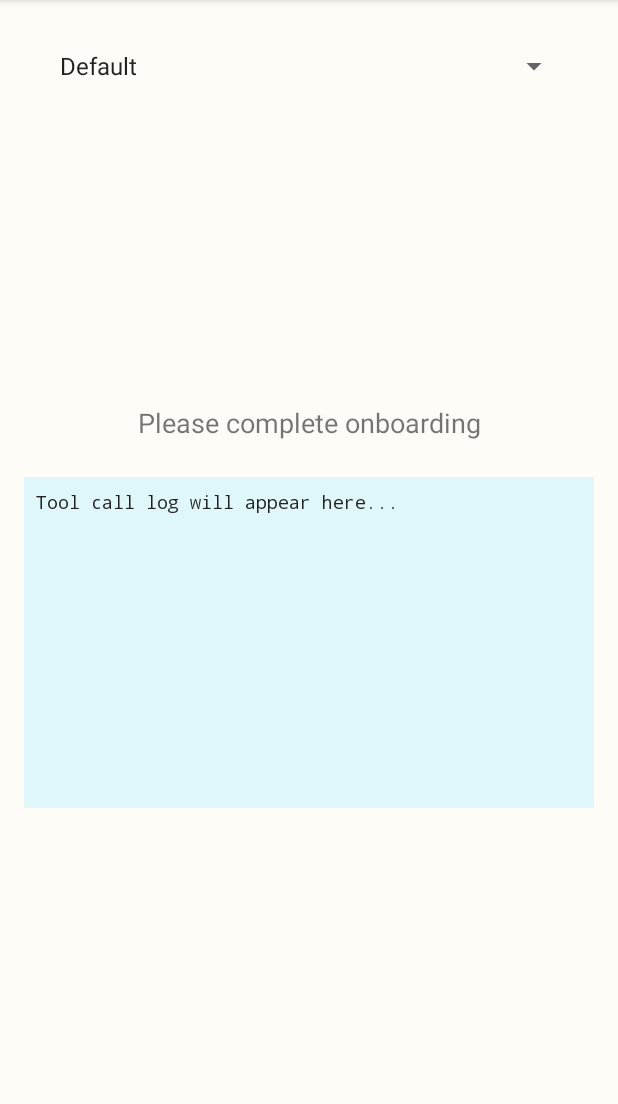
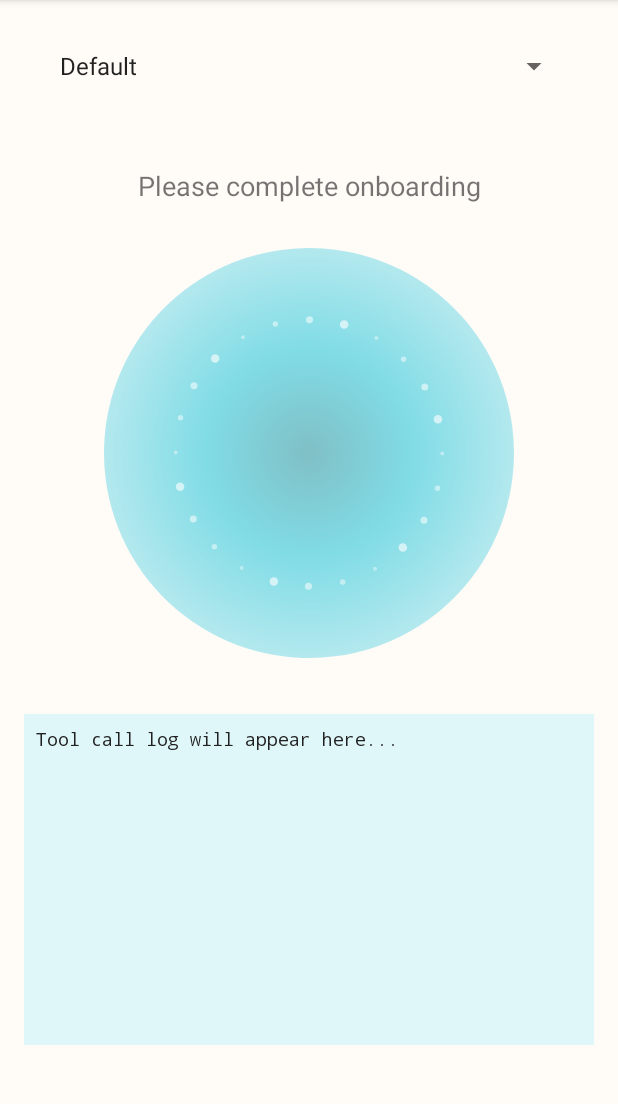
Before and after one commit to mrsheepuk/ha-live, an Android app: the MainActivity screen opened directly, with no data from a screen before it, on a phone screen of 412 x 824 dp, the part 84-1188 px from its top. Run offline under Robolectric (Android 15) with nearby library versions, the phone set to English and light mode, and no system bars; 5 statements that could not run were skipped.

Commit message:
Add animated audio visualizer to chat interface
Implements an abstract, state-driven visual element that provides engaging
feedback during voice conversations without requiring direct audio access.

Changes:
- Created AudioVisualizerView.kt with particle system, rotating gradient,
  pulsing orb, and concentric glow halos
- Added visualizer to activity_main.xml (300dp, centered)
- Resized chat button from 200x200dp to 280x56dp landscape rectangle
- Wired visualizer state changes to UI state in MainActivity.kt

Visual States:
- DORMANT: Slow pulse (3s), 50% opacity when chat is inactive
- ACTIVE: Medium pulse (2s), full opacity during conversation
- EXECUTING: Fast pulse (1.2s), color shift when executing tools

Performance optimized with pre-allocated Paint objects, no per-frame
allocations, targeting 60fps on mid-range devices.

```diff
--- /dev/null
+++ b/app/app/src/main/java/uk/co/mrsheep/halive/ui/AudioVisualizerView.kt
@@ -0,0 +1,489 @@
+package uk.co.mrsheep.halive.ui
+
+import android.content.Context
+import android.graphics.Canvas
+import android.graphics.Color
+import android.graphics.Paint
+import android.graphics.RadialGradient
+import android.graphics.Shader
+import android.os.SystemClock
+import android.util.AttributeSet
+import android.util.TypedValue
+import android.view.View
+import androidx.core.graphics.ColorUtils
+import kotlin.math.PI
+import kotlin.math.cos
+import kotlin.math.sin
+
+/**
+ * Animation state enum for the visualizer.
+ */
+enum class VisualizerState {
+    /** Slow pulse (3s), minimal movement, desaturated colors, 50% opacity */
+    DORMANT,
+
+    /** Medium pulse (2s), steady particle orbit, full color, 100% opacity */
+    ACTIVE,
+
+    /** Fast pulse (1.2s), faster particles, color shift toward accent, 100% opacity */
+    EXECUTING
+}
+
+/**
+ * AudioVisualizerView is a custom View that displays an animated audio visualization.
+ *
+ * The visualizer features:
+ * - A rotating radial gradient background
+ * - 2-3 concentric pulsing glow halos
+ * - 24 particles orbiting in a ring with varying speeds and sizes
+ * - A central pulsing orb as the focal point
+ *
+ * Supports three animation states (DORMANT, ACTIVE, EXECUTING) that control:
+ * - Pulse speed (3s → 2s → 1.2s cycle)
+ * - Particle movement speed
+ * - Color saturation and opacity
+ * - Overall visual intensity
+ *
+ * Optimized for 60fps with pre-allocated Paint objects and efficient animation
+ * using postInvalidateOnAnimation() and SystemClock.elapsedRealtime().
+ */
+class AudioVisualizerView @JvmOverloads constructor(
+    context: Context,
+    attrs: AttributeSet? = null,
+    defStyleAttr: Int = 0
+) : View(context, attrs, defStyleAttr) {
+
+    // ===================== State =====================
+
+    private var currentState = VisualizerState.DORMANT
+
+    /**
+     * Sets the animation state of the visualizer.
+     *
+     * @param state The new [VisualizerState] to transition to.
+     */
+    fun setState(state: VisualizerState) {
+        currentState = state
+        invalidate()
+    }
+
+    // ===================== Particle Data Model =====================
+
+    /**
+     * Data class representing a particle in the orbital ring.
+     *
+     * @property angle Current rotation angle in radians
+     * @property distance Normalized distance from center (0.0 - 1.0)
+     * @property speed Angular velocity multiplier for this particle
+     * @property size Radius of the particle in pixels
+     * @property alpha Opacity of the particle (0.0 - 1.0)
+     */
+    data class Particle(
+        var angle: Float = 0f,
+        var distance: Float = 0f,
+        var speed: Float = 0f,
+        var size: Float = 0f,
+        var alpha: Float = 0.5f
+    )
+
+    // ===================== Pre-allocated Paint Objects =====================
+
+    private lateinit var paintPrimary: Paint
+    private lateinit var paintPrimaryLight: Paint
+    private lateinit var paintPrimaryDark: Paint
+    private lateinit var paintAccent: Paint
+    private lateinit var paintParticle: Paint
+    private lateinit var paintOrbBackground: Paint
+    private lateinit var paintOrbForeground: Paint
+    private lateinit var paintGradientBg: Paint
+    private lateinit var paintHalo1: Paint
+    private lateinit var paintHalo2: Paint
+    private lateinit var paintHalo3: Paint
+    private lateinit var paintOrbHighlight: Paint
+
+    private var colorPrimary: Int = Color.BLUE
+    private var colorPrimaryLight: Int = Color.CYAN
+    private var colorPrimaryDark: Int = Color.DKGRAY
+    private var colorAccent: Int = Color.YELLOW
+
+    // ===================== Particles =====================
+
+    private val particles = MutableList(24) { index ->
+        Particle(
+            angle = (index / 24f) * 2f * PI.toFloat(),
+            distance = 0.4f,
+            speed = 0.5f + (index % 3) * 0.15f,
+            size = 4f + (index % 4) * 1.5f,
+            alpha = 0.4f + (index % 4) * 0.075f
+        )
+    }
+
+    // ===================== Animation Management =====================
+
+    private var startTimeMs: Long = 0
+    private var isAnimating = false
+
+    private val baseSize = TypedValue.applyDimension(
+        TypedValue.COMPLEX_UNIT_DIP,
+        300f,
+        resources.displayMetrics
+    )
+
+    // ===================== Initialization =====================
+
+    init {
+        initializePaints()
+        resolveThemeColors()
+    }
+
+    /**
+     * Initializes all Paint objects used in rendering.
+     * This is done once in init to avoid per-frame allocations.
+     */
+    private fun initializePaints() {
+        paintPrimary = Paint(Paint.ANTI_ALIAS_FLAG).apply {
+            style = Paint.Style.FILL
+            color = colorPrimary
+        }
+
+        paintPrimaryLight = Paint(Paint.ANTI_ALIAS_FLAG).apply {
+            style = Paint.Style.FILL
+            color = colorPrimaryLight
+        }
+
+        paintPrimaryDark = Paint(Paint.ANTI_ALIAS_FLAG).apply {
+            style = Paint.Style.FILL
+            color = colorPrimaryDark
+        }
+
+        paintAccent = Paint(Paint.ANTI_ALIAS_FLAG).apply {
+            style = Paint.Style.FILL
+            color = colorAccent
+        }
+
+        paintParticle = Paint(Paint.ANTI_ALIAS_FLAG).apply {
+            style = Paint.Style.FILL
+            color = Color.WHITE
+            alpha = 128
+        }
+
+        paintOrbBackground = Paint(Paint.ANTI_ALIAS_FLAG).apply {
+            style = Paint.Style.FILL
+            color = colorPrimaryLight
+        }
+
+        paintOrbForeground = Paint(Paint.ANTI_ALIAS_FLAG).apply {
+            style = Paint.Style.FILL
+            color = colorPrimary
+        }
+
+        paintGradientBg = Paint(Paint.ANTI_ALIAS_FLAG).apply {
+            style = Paint.Style.FILL
+        }
+
+        paintHalo1 = Paint(Paint.ANTI_ALIAS_FLAG).apply {
+            style = Paint.Style.STROKE
+            strokeWidth = 3f
+        }
+
+        paintHalo2 = Paint(Paint.ANTI_ALIAS_FLAG).apply {
+            style = Paint.Style.STROKE
+            strokeWidth = 3f
+        }
+
+        paintHalo3 = Paint(Paint.ANTI_ALIAS_FLAG).apply {
+            style = Paint.Style.STROKE
+            strokeWidth = 3f
+        }
+
+        paintOrbHighlight = Paint(Paint.ANTI_ALIAS_FLAG).apply {
+            style = Paint.Style.FILL
+        }
+    }
+
+    /**
+     * Resolves colors from the theme and creates lighter/darker variants.
+     * Falls back to default colors if theme colors are not available.
+     */
+    private fun resolveThemeColors() {
+        val ta = context.obtainStyledAttributes(
+            intArrayOf(
+                android.R.attr.colorPrimary,
+                android.R.attr.colorAccent
+            )
+        )
+
+        colorPrimary = ta.getColor(0, Color.BLUE)
+        colorAccent = ta.getColor(1, Color.YELLOW)
+        ta.recycle()
+
+        // Create lighter and darker variants using ColorUtils
+        colorPrimaryLight = ColorUtils.blendARGB(colorPrimary, Color.WHITE, 0.4f)
+        colorPrimaryDark = ColorUtils.blendARGB(colorPrimary, Color.BLACK, 0.3f)
+
+        // Update paints with resolved colors
+        paintPrimary.color = colorPrimary
+        paintPrimaryLight.color = colorPrimaryLight
+        paintPrimaryDark.color = colorPrimaryDark
+        paintAccent.color = colorAccent
+        paintOrbBackground.color = colorPrimaryLight
+        paintOrbForeground.color = colorPrimary
+    }
+
+    // ===================== Lifecycle Management =====================
+
+    override fun onAttachedToWindow() {
+        super.onAttachedToWindow()
+        startTimeMs = SystemClock.elapsedRealtime()
+        isAnimating = true
+        postInvalidateOnAnimation()
+    }
+
+    override fun onDetachedFromWindow() {
+        super.onDetachedFromWindow()
+        isAnimating = false
+    }
+
+    // ===================== Measurement =====================
+
+    override fun onMeasure(widthMeasureSpec: Int, heightMeasureSpec: Int) {
+        val desiredSize = baseSize.toInt() + paddingLeft + paddingRight
+        val width = resolveSize(desiredSize, widthMeasureSpec)
+        val height = resolveSize(desiredSize, heightMeasureSpec)
+        setMeasuredDimension(width, height)
+    }
+
+    // ===================== Drawing =====================
+
+    override fun onDraw(canvas: Canvas) {
+        super.onDraw(canvas)
+
+        if (!isAnimating) return
+
+        val centerX = width / 2f
+        val centerY = height / 2f
+        val radius = (width.coerceAtMost(height) / 2f) - 20f
+
+        val elapsedMs = SystemClock.elapsedRealtime() - startTimeMs
+        val elapsedSeconds = elapsedMs / 1000f
+
+        // Get state parameters based on current animation state
+        val stateParams = getStateParameters(currentState)
+
+        // Draw visual elements in order
+        drawRotatingBackground(canvas, centerX, centerY, radius, elapsedSeconds, stateParams.opacity)
+        drawGlowHalos(
+            canvas, centerX, centerY, radius, elapsedSeconds,
+            stateParams.pulseFrequency, stateParams.opacity
+        )
+        drawParticles(
+            canvas, centerX, centerY, radius * 0.65f,
+            elapsedSeconds, stateParams.particleSpeed, stateParams.opacity, stateParams.colorBlend
+        )
+        drawCentralOrb(
+            canvas, centerX, centerY, elapsedSeconds,
+            stateParams.pulseFrequency, stateParams.opacity, stateParams.colorBlend
+        )
+
+        if (isAnimating) {
+            postInvalidateOnAnimation()
+        }
+    }
+
+    /**
+     * Gets animation parameters based on the current state.
+     *
+     * @param state The current [VisualizerState]
+     * @return A [StateParameters] object containing pulse frequency, particle speed, opacity, and color blend
+     */
+    private fun getStateParameters(state: VisualizerState): StateParameters {
+        return when (state) {
+            VisualizerState.DORMANT -> StateParameters(
+                pulseFrequency = 3f,
+                particleSpeed = 0.1f,
+                opacity = 0.5f,
+                colorBlend = 0f
+            )
+            VisualizerState.ACTIVE -> StateParameters(
+                pulseFrequency = 2f,
+                particleSpeed = 1f,
+                opacity = 1f,
+                colorBlend = 0f
+            )
+            VisualizerState.EXECUTING -> StateParameters(
+                pulseFrequency = 1.2f,
+                particleSpeed = 1.5f,
+                opacity = 1f,
+                colorBlend = 0.3f
+            )
+        }
+    }
+
+    /**
+     * Draws the rotating radial gradient background.
+     */
+    private fun drawRotatingBackground(
+        canvas: Canvas,
+        centerX: Float,
+        centerY: Float,
+        radius: Float,
+        elapsedSeconds: Float,
+        opacity: Float
+    ) {
+        val rotation = (elapsedSeconds * 10f) % 360f
+
+        val shader = RadialGradient(
+            centerX, centerY, radius,
+            intArrayOf(
+                applyOpacity(colorPrimaryDark, opacity),
+                applyOpacity(colorPrimary, opacity),
+                applyOpacity(colorPrimaryLight, opacity)
+            ),
+            floatArrayOf(0f, 0.5f, 1f),
+            Shader.TileMode.CLAMP
+        )
+
+        canvas.save()
+        canvas.rotate(rotation, centerX, centerY)
+        paintGradientBg.shader = shader
+        canvas.drawCircle(centerX, centerY, radius, paintGradientBg)
+        canvas.restore()
+    }
+
+    /**
+     * Draws 2-3 concentric pulsing glow halos around the center.
+     */
+    private fun drawGlowHalos(
+        canvas: Canvas,
+        centerX: Float,
+        centerY: Float,
+        maxRadius: Float,
+        elapsedSeconds: Float,
+        pulseFrequency: Float,
+        opacity: Float
+    ) {
+        val pulseValue = (sin(elapsedSeconds * 2f * PI * pulseFrequency) + 1f) / 2f
+        val haloPaints = arrayOf(paintHalo1, paintHalo2, paintHalo3)
+
+        for (i in haloPaints.indices) {
+            val haloRadius = maxRadius * (0.4f + (i * 0.2f)) * (0.8f + pulseValue * 0.4f)
+            val haloAlpha = (opacity * (0.3f - i * 0.08f)).coerceIn(0f, 1f)
+
+            haloPaints[i].color = applyOpacity(colorPrimary, haloAlpha)
+            canvas.drawCircle(centerX, centerY, haloRadius, haloPaints[i])
+        }
+    }
+
+    /**
+     * Draws 24 orbiting particles in a ring around the center.
+     * Each particle has its own speed, size, and opacity variation.
+     */
+    private fun drawParticles(
+        canvas: Canvas,
+        centerX: Float,
+        centerY: Float,
+        orbitRadius: Float,
+        elapsedSeconds: Float,
+        speedMultiplier: Float,
+        opacity: Float,
+        colorBlend: Float
+    ) {
+        particles.forEach { particle ->
+            // Update particle angle based on speed
+            particle.angle += particle.speed * speedMultiplier * 0.02f
+
+            // Calculate particle position on orbit
+            val x = centerX + cos(particle.angle.toDouble()).toFloat() * orbitRadius
+            val y = centerY + sin(particle.angle.toDouble()).toFloat() * orbitRadius
+
+            // Determine particle color based on blend (for EXECUTING state)
+            val particleColor = if (colorBlend > 0f) {
+                ColorUtils.blendARGB(
+                    applyOpacity(Color.WHITE, particle.alpha),
+                    applyOpacity(colorAccent, particle.alpha),
+                    colorBlend
+                )
+            } else {
+                applyOpacity(Color.WHITE, particle.alpha)
+            }
+
+            paintParticle.color = particleColor
+            canvas.drawCircle(x, y, particle.size * opacity, paintParticle)
+        }
+    }
+
+    /**
+     * Draws the central pulsing orb with background halo and highlight.
+     */
+    private fun drawCentralOrb(
+        canvas: Canvas,
+        centerX: Float,
+        centerY: Float,
+        elapsedSeconds: Float,
+        pulseFrequency: Float,
+        opacity: Float,
+        colorBlend: Float
+    ) {
+        val pulseValue = (sin(elapsedSeconds * 2f * PI * pulseFrequency) + 1f) / 2f
+        val orbRadius = 15f + (pulseValue * 10f)
+
+        // Draw background halo
+        paintOrbBackground.alpha = (opacity * 150).toInt().coerceIn(0, 255)
+        canvas.drawCircle(centerX, centerY, orbRadius * 1.3f, paintOrbBackground)
+
+        // Draw foreground orb with optional color blend
+        val orbColor = if (colorBlend > 0f) {
+            ColorUtils.blendARGB(colorPrimary, colorAccent, colorBlend)
+        } else {
+            colorPrimary
+        }
+        paintOrbForeground.color = applyOpacity(orbColor, opacity)
+        canvas.drawCircle(centerX, centerY, orbRadius, paintOrbForeground)
+
+        // Draw highlight for depth
+        paintOrbHighlight.color = applyOpacity(colorPrimaryLight, opacity * 0.6f)
+        canvas.drawCircle(
+            centerX - orbRadius * 0.3f,
+            centerY - orbRadius * 0.3f,
+            orbRadius * 0.4f,
+            paintOrbHighlight
+        )
+    }
+
+    // ===================== Utility Functions =====================
+
+    /**
+     * Applies opacity to a color while preserving RGB values.
+     *
+     * @param color The color to modify
+     * @param opacity The opacity multiplier (0.0 - 1.0)
+     * @return A new color with adjusted alpha channel
+     */
+    private fun applyOpacity(color: Int, opacity: Float): Int {
+        val clampedOpacity = opacity.coerceIn(0f, 1f)
+        val alpha = (Color.alpha(color) * clampedOpacity).toInt()
+        return Color.argb(
+            alpha,
+            Color.red(color),
+            Color.green(color),
+            Color.blue(color)
+        )
+    }
+
+    // ===================== Data Classes for State Management =====================
+
+    /**
+     * Parameters that define the animation behavior for a given state.
+     *
+     * @property pulseFrequency How many pulses per second (Hz)
+     * @property particleSpeed Multiplier for particle orbital velocity
+     * @property opacity Overall opacity of all visual elements (0.0 - 1.0)
+     * @property colorBlend Amount to blend toward accent color (0.0 - 1.0), used in EXECUTING state
+     */
+    private data class StateParameters(
+        val pulseFrequency: Float,
+        val particleSpeed: Float,
+        val opacity: Float,
+        val colorBlend: Float
+    )
+}
--- a/app/app/src/main/java/uk/co/mrsheep/halive/ui/MainActivity.kt
+++ b/app/app/src/main/java/uk/co/mrsheep/halive/ui/MainActivity.kt
@@ -25,6 +25,8 @@ import com.google.firebase.FirebaseApp
 import uk.co.mrsheep.halive.R
 import uk.co.mrsheep.halive.core.HAConfig
 import uk.co.mrsheep.halive.core.Profile
+import uk.co.mrsheep.halive.ui.AudioVisualizerView
+import uk.co.mrsheep.halive.ui.VisualizerState
 import kotlinx.coroutines.launch
 
 class MainActivity : AppCompatActivity() {
@@ -37,6 +39,7 @@ class MainActivity : AppCompatActivity() {
     private lateinit var mainButton: Button
     private lateinit var toolLogText: TextView
     private lateinit var retryButton: Button
+    private lateinit var audioVisualizer: AudioVisualizerView
 
     private fun checkConfigurationAndLaunch() {
         // Check if app is configured
@@ -86,6 +89,7 @@ class MainActivity : AppCompatActivity() {
         mainButton = findViewById(R.id.mainButton)
         toolLogText = findViewById(R.id.toolLogText)
         retryButton = findViewById(R.id.retryButton)
+        audioVisualizer = findViewById(R.id.audioVisualizer)
 
         retryButton.setOnClickListener {
             viewModel.retryInitialization()
@@ -144,27 +148,32 @@ class MainActivity : AppCompatActivity() {
     private fun updateUiForState(state: UiState) {
         when (state) {
             UiState.Loading -> {
+                audioVisualizer.setState(VisualizerState.DORMANT)
                 mainButton.visibility = View.GONE
                 retryButton.visibility = View.GONE
                 statusText.text = "Loading..."
             }
             UiState.FirebaseConfigNeeded -> {
+                audioVisualizer.setState(VisualizerState.DORMANT)
                 // Should not reach here - handled by OnboardingActivity
                 mainButton.visibility = View.GONE
                 statusText.text = "Please complete onboarding"
             }
             UiState.HAConfigNeeded -> {
+                audioVisualizer.setState(VisualizerState.DORMANT)
                 // Should not reach here - handled by OnboardingActivity
                 mainButton.visibility = View.GONE
                 statusText.text = "Please complete onboarding"
             }
             UiState.Initializing -> {
+                audioVisualizer.setState(VisualizerState.DORMANT)
                 profileSpinner.isEnabled = false
                 mainButton.visibility = View.GONE
                 retryButton.visibility = View.GONE
                 statusText.text = "Initializing..."
             }
             UiState.ReadyToTalk -> {
+                audioVisualizer.setState(VisualizerState.DORMANT)
                 profileSpinner.isEnabled = true
                 mainButton.visibility = View.VISIBLE
                 retryButton.visibility = View.GONE
@@ -174,6 +183,7 @@ class MainActivity : AppCompatActivity() {
                 mainButton.setOnClickListener(chatButtonClickListener)
             }
             UiState.ChatActive -> {
+                audioVisualizer.setState(VisualizerState.ACTIVE)
                 profileSpinner.isEnabled = false
                 mainButton.visibility = View.VISIBLE
                 retryButton.visibility = View.GONE
@@ -182,6 +192,7 @@ class MainActivity : AppCompatActivity() {
                 // Listener is already active
             }
             is UiState.ExecutingAction -> {
+                audioVisualizer.setState(VisualizerState.EXECUTING)
                 profileSpinner.isEnabled = false
                 mainButton.visibility = View.VISIBLE
                 retryButton.visibility = View.GONE
@@ -189,6 +200,7 @@ class MainActivity : AppCompatActivity() {
                 statusText.text = "Executing ${state.tool}..."
             }
             is UiState.Error -> {
+                audioVisualizer.setState(VisualizerState.DORMANT)
                 mainButton.visibility = View.GONE
                 retryButton.visibility = View.VISIBLE
                 statusText.text = state.message
--- a/app/app/src/main/res/layout/activity_main.xml
+++ b/app/app/src/main/res/layout/activity_main.xml
@@ -41,24 +41,34 @@
         android:layout_height="wrap_content"
         android:text="Loading..."
         android:textSize="18sp"
-        app:layout_constraintBottom_toTopOf="@+id/mainButton"
+        app:layout_constraintBottom_toTopOf="@+id/audioVisualizer"
         app:layout_constraintEnd_toEndOf="parent"
         app:layout_constraintStart_toStartOf="parent"
         app:layout_constraintTop_toBottomOf="@id/profileSpinner"
         app:layout_constraintVertical_chainStyle="packed" />
 
+    <uk.co.mrsheep.halive.ui.AudioVisualizerView
+        android:id="@+id/audioVisualizer"
+        android:layout_width="300dp"
+        android:layout_height="300dp"
+        android:layout_marginTop="16dp"
+        app:layout_constraintTop_toBottomOf="@id/statusText"
+        app:layout_constraintStart_toStartOf="parent"
+        app:layout_constraintEnd_toEndOf="parent"
+        app:layout_constraintBottom_toTopOf="@id/mainButton" />
+
     <Button
         android:id="@+id/mainButton"
-        android:layout_width="200dp"
-        android:layout_height="200dp"
+        android:layout_width="280dp"
+        android:layout_height="56dp"
         android:text="TALK"
         android:textSize="24sp"
-        android:layout_marginTop="24dp"
+        android:layout_marginTop="8dp"
         app:backgroundTint="?attr/colorAccent"
         app:layout_constraintBottom_toTopOf="@+id/toolLogContainer"
         app:layout_constraintEnd_toEndOf="parent"
         app:layout_constraintStart_toStartOf="parent"
-        app:layout_constraintTop_toBottomOf="@+id/statusText" />
+        app:layout_constraintTop_toBottomOf="@+id/audioVisualizer" />
 
     <Button
         android:id="@+id/retryButton"
```
